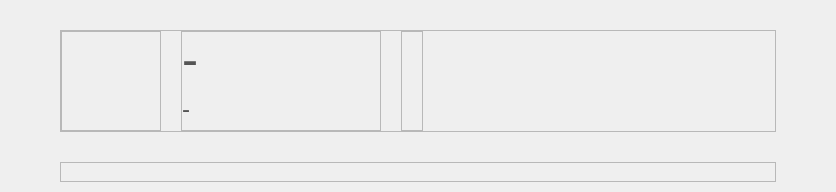
The window that CaX/widget/formTop/infobrowser.ui (fsest4u/CaX_03) describes before a commit, drawn with Qt 5.
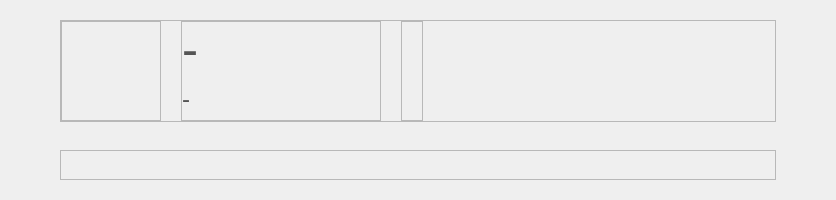
The same window after the commit. Custom widgets are drawn as their Qt base class.

Commit message: [layout] info 높이 200으로 고정

```diff
--- a/CaX/widget/formTop/infobrowser.ui
+++ b/CaX/widget/formTop/infobrowser.ui
@@ -7,9 +7,15 @@
     <x>0</x>
     <y>0</y>
     <width>836</width>
-    <height>192</height>
+    <height>200</height>
    </rect>
   </property>
+  <property name="maximumSize">
+   <size>
+    <width>16777215</width>
+    <height>200</height>
+   </size>
+  </property>
   <property name="windowTitle">
    <string>Form</string>
   </property>
@@ -18,13 +24,13 @@
     <number>60</number>
    </property>
    <property name="topMargin">
-    <number>30</number>
+    <number>20</number>
    </property>
    <property name="rightMargin">
     <number>60</number>
    </property>
    <property name="bottomMargin">
-    <number>10</number>
+    <number>20</number>
    </property>
    <property name="spacing">
     <number>0</number>
@@ -217,13 +223,13 @@
      <property name="minimumSize">
       <size>
        <width>0</width>
-       <height>20</height>
+       <height>30</height>
       </size>
      </property>
      <property name="maximumSize">
       <size>
        <width>16777215</width>
-       <height>20</height>
+       <height>30</height>
       </size>
      </property>
      <property name="frameShape">
@@ -259,7 +265,7 @@
      <property name="sizeHint" stdset="0">
       <size>
        <width>20</width>
-       <height>30</height>
+       <height>28</height>
       </size>
      </property>
     </spacer>
```
The commit also changes 3 other files.
